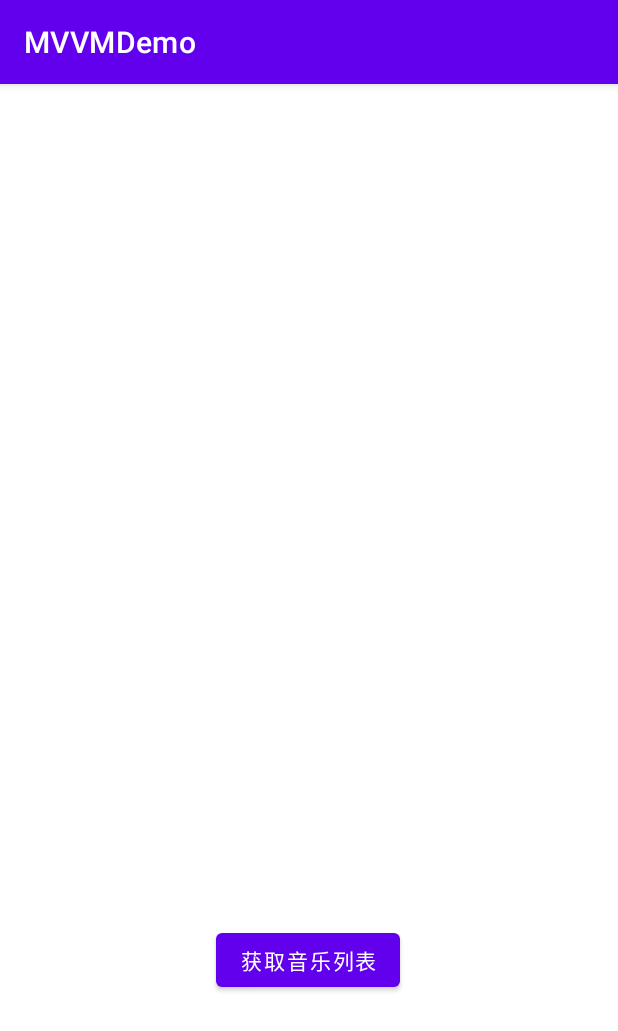
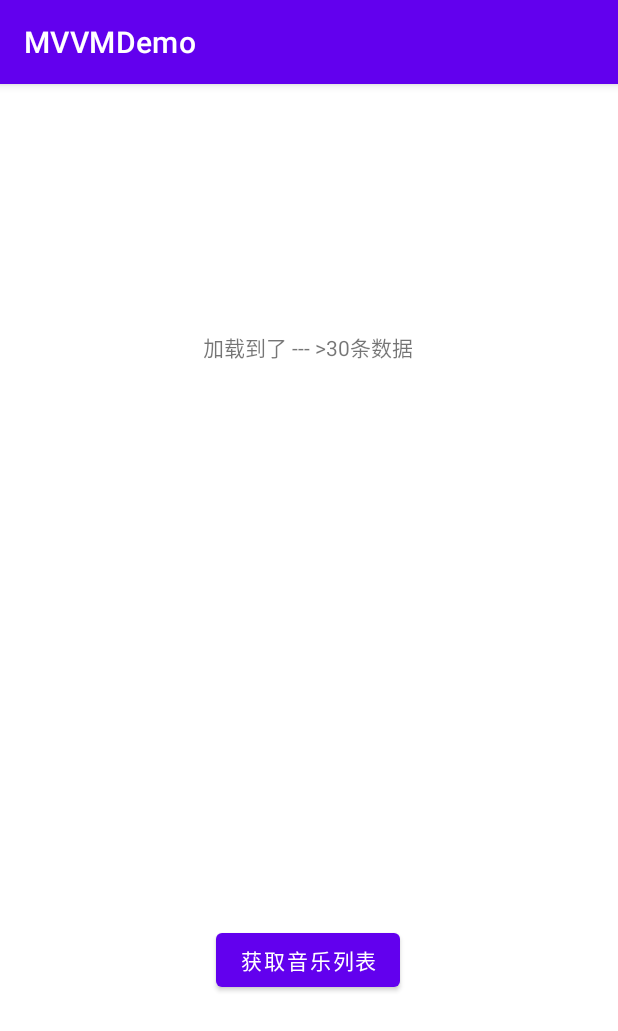
Before and after one commit to Chen-Yi-Ran/MVVMDemo, an Android app: the screen it shows after launch (MusicsActivity), after a tap on "获取音乐列表", on a phone screen of 412 x 824 dp. Shown: the top 1031 px of the screen. Run offline under Robolectric (Android 15) with nearby library versions, the phone set to English and light mode, and no system bars.

Commit message:
确保数据更新是通过主线程进行分发

```diff
--- a/app/src/main/AndroidManifest.xml
+++ b/app/src/main/AndroidManifest.xml
@@ -6,6 +6,7 @@
         android:allowBackup="true"
         android:icon="@mipmap/ic_launcher"
         android:label="@string/app_name"
+        android:name=".player.App"
         android:roundIcon="@mipmap/ic_launcher_round"
         android:supportsRtl="true"
         android:theme="@style/Theme.MVVMDemo">
--- /dev/null
+++ b/app/src/main/java/com/example/mvvmdemo/player/App.kt
@@ -0,0 +1,18 @@
+package com.example.mvvmdemo.player
+
+import android.app.Application
+import android.os.Handler
+
+
+class App :Application() {
+
+    companion object{
+        val  handler= Handler()
+    }
+
+    override fun onCreate() {
+        super.onCreate()
+
+    }
+
+}
--- a/app/src/main/java/com/example/mvvmdemo/player/DataListenerContainer.kt
+++ b/app/src/main/java/com/example/mvvmdemo/player/DataListenerContainer.kt
@@ -1,4 +1,6 @@
 package com.example.mvvmdemo.player
+
+import android.os.Looper
 
 /**
  * 数据容器
@@ -8,10 +10,36 @@ class DataListenerContainer<T> {
 
     var value:T?=null
         set(value:T?){
-            blocks.forEach {
-                //invoke的时候调用block函数,将value值传给block函数去执行
-                it.invoke(value)
+
+            if(Looper.getMainLooper().thread === Thread.currentThread()){
+                //如果是主线程
+
+                blocks.forEach {
+
+                    //判断当前线程是否是主线程
+                    //如果是，则直接执行，否则切换到主线程再执行
+
+                    //invoke的时候调用block函数,将value值传给block函数去执行
+                    it.invoke(value)
+                }
+            }else{
+                //handler.post()方法切换到主线程
+                   App.handler.post(object :Runnable{
+                       override fun run() {
+
+                           blocks.forEach {
+
+                               //判断当前线程是否是主线程
+                               //如果是，则直接执行，否则切换到主线程再执行
+
+                               //invoke的时候调用block函数,将value值传给block函数去执行
+                               it.invoke(value)
+                           }
+                       }
+
+                   })
             }
+
         }
 
 
--- a/app/src/main/java/com/example/mvvmdemo/player/musicsList/MusicsActivity.kt
+++ b/app/src/main/java/com/example/mvvmdemo/player/musicsList/MusicsActivity.kt
@@ -29,6 +29,8 @@ class MusicsActivity : AppCompatActivity() {
             println(Thread.currentThread().name)
              //数据变化
             println("加载状态--->${it?.size}")
+
+            musicCountText?.text="加载到了 --- >${it?.size}条数据"
         }
 
         musicPresenter.loadState.addListener {
--- a/app/src/main/res/layout/activity_musics.xml
+++ b/app/src/main/res/layout/activity_musics.xml
@@ -17,4 +17,16 @@
         app:layout_constraintStart_toStartOf="parent"
         app:layout_constraintTop_toTopOf="parent"
         app:layout_constraintVertical_bias="0.778" />
+
+    <TextView
+        android:id="@+id/musicCountText"
+        android:layout_width="wrap_content"
+        android:layout_height="wrap_content"
+        android:text="TextView"
+        app:layout_constraintBottom_toTopOf="@+id/getMusicsBtn"
+        app:layout_constraintEnd_toEndOf="parent"
+        app:layout_constraintHorizontal_bias="0.498"
+        app:layout_constraintStart_toStartOf="parent"
+        app:layout_constraintTop_toTopOf="parent"
+        app:layout_constraintVertical_bias="0.306" />
 </androidx.constraintlayout.widget.ConstraintLayout>
```
